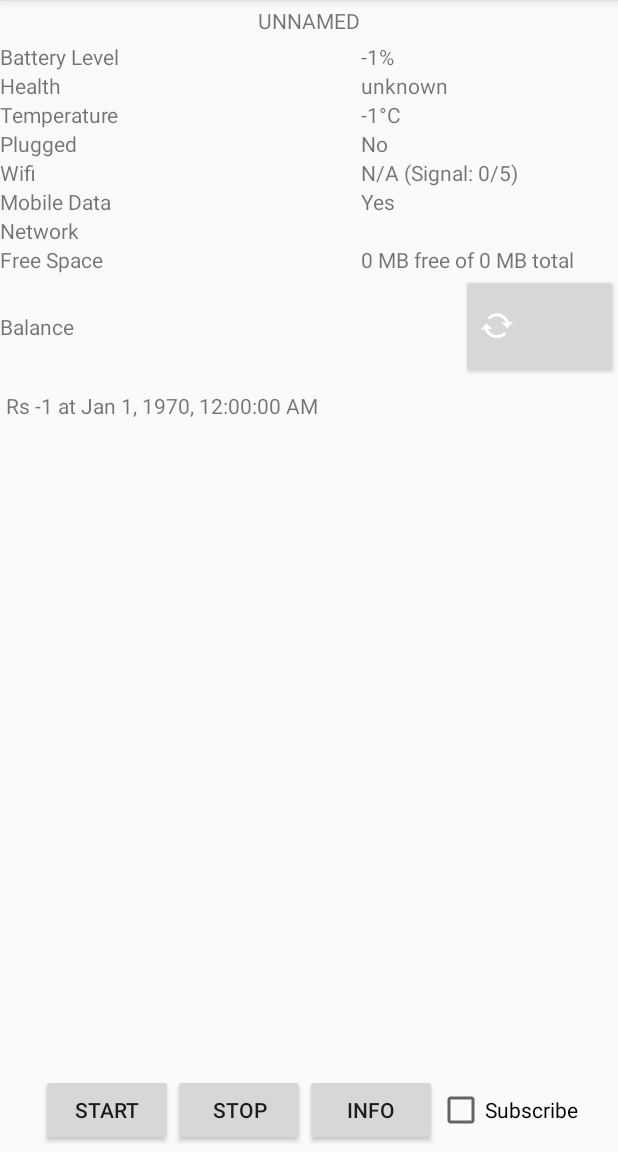
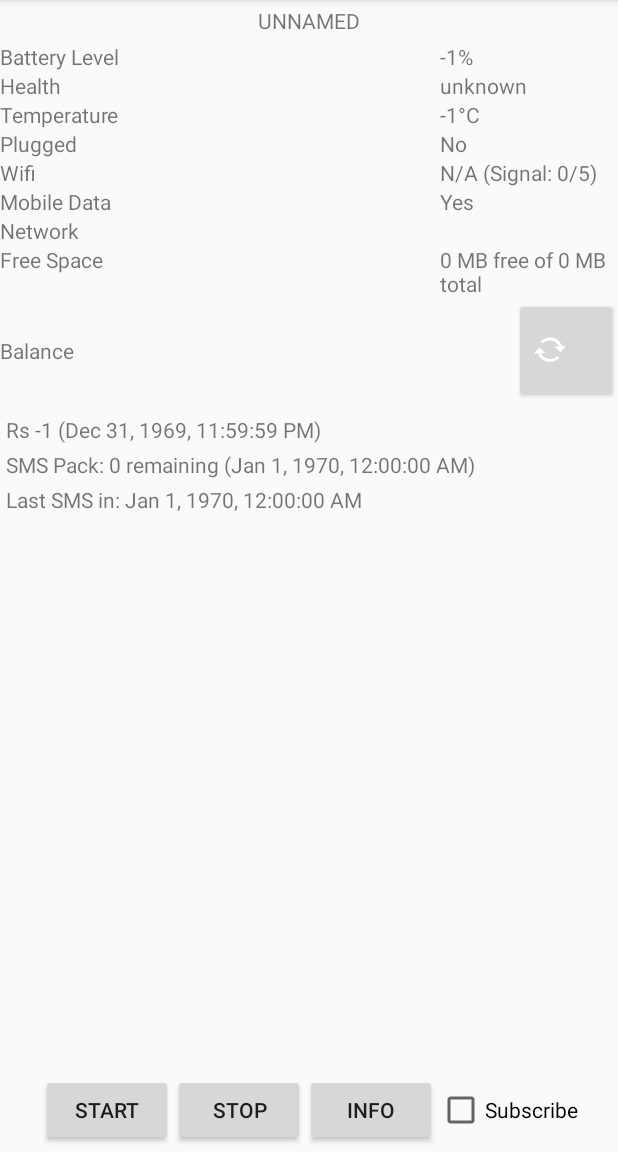
Before and after one commit to binokaryg/watchgate_android, an Android app: the screen it shows after launch (MainActivity), on a phone screen of 412 x 824 dp, the part 84-1236 px from its top. Run offline under Robolectric (Android 15) with nearby library versions, the phone set to English and light mode, and no system bars; libraries missing offline, so code that uses them is left out: io.realm; 1 statement that could not run was skipped.

Commit message:
Remove static reference to MainActivity, other updates #3

```diff
--- a/app/src/main/java/com/binokary/watchgate/MainActivity.java
+++ b/app/src/main/java/com/binokary/watchgate/MainActivity.java
@@ -55,7 +55,7 @@
     private static final String TAG = Constants.MAIN_TAG + "MainActivity";
     private static final String PREF_STATS = "gate_stats";
     private static final int SMS_PERMISSION_CODE = 0;
-    private static MainActivity mainActivityInstance;
+    //private static MainActivity mainActivityInstance;
     TextView textView;
     TextView titleView;
     ProgressBar progressBar;
@@ -65,14 +65,9 @@
     private SharedPreferences mSharedPreferences;
     private NotificationManager notificationManager;
     private NotificationCompat.Builder persistentNotificationBuilder;
+    SharedPreferences prefs;
+    SharedPreferences.OnSharedPreferenceChangeListener listener;
 
-    public static MainActivity getInstance() {
-        return mainActivityInstance;
-    }
-
-    //private StitchAppClient stitchClient;
-    //private App app;
-    //Push pushClient;
     @Override
     public boolean onCreateOptionsMenu(Menu menu) {
         MenuInflater inflater = getMenuInflater();
@@ -94,28 +89,34 @@
     @Override
     protected void onCreate(Bundle savedInstanceState) {
         super.onCreate(savedInstanceState);
-        mainActivityInstance = this;
+        //mainActivityInstance = this;
         setContentView(R.layout.activity_main);
-        textView = (TextView) findViewById(R.id.textView);
-        titleView = (TextView) findViewById(R.id.textViewTitle);
-        progressBar = (ProgressBar) findViewById(R.id.progressBar);
+        textView = findViewById(R.id.textView);
+        titleView = findViewById(R.id.textViewTitle);
+        progressBar = findViewById(R.id.progressBar);
 
-        levelView = (TextView) findViewById(R.id.textViewLevel);
-        healthView = (TextView) findViewById(R.id.textViewHealth);
-        tempView = (TextView) findViewById(R.id.textViewTemperature);
-        pluggedView = (TextView) findViewById(R.id.textViewPlugged);
-        wifiView = (TextView) findViewById(R.id.textViewWifi);
-        mobileView = (TextView) findViewById(R.id.textViewMobile);
-        networkView = (TextView) findViewById(R.id.textViewNetwork);
-        spaceView = (TextView) findViewById(R.id.textViewFreeSpace);
-        balanceView = (TextView) findViewById(R.id.textViewBalance);
+        levelView = findViewById(R.id.textViewLevel);
+        healthView = findViewById(R.id.textViewHealth);
+        tempView = findViewById(R.id.textViewTemperature);
+        pluggedView = findViewById(R.id.textViewPlugged);
+        wifiView = findViewById(R.id.textViewWifi);
+        mobileView = findViewById(R.id.textViewMobile);
+        networkView = findViewById(R.id.textViewNetwork);
+        spaceView = findViewById(R.id.textViewFreeSpace);
+        balanceView = findViewById(R.id.textViewBalance);
 
-        Button normalSMSBtn = (Button) findViewById(R.id.btn_normal_sms);
-        Button startButton = (Button) findViewById(R.id.buttonStart);
-        Button stopButton = (Button) findViewById(R.id.buttonStop);
-        Button infoButton = (Button) findViewById(R.id.buttonInfo);
+        Button normalSMSBtn = findViewById(R.id.btn_normal_sms);
+        Button startButton = findViewById(R.id.buttonStart);
+        Button stopButton = findViewById(R.id.buttonStop);
+        Button infoButton = findViewById(R.id.buttonInfo);
 
         mSharedPreferences = PreferenceManager.getDefaultSharedPreferences(this);
+        prefs = getSharedPreferences(PREF_STATS, MODE_PRIVATE);
+        listener = (sharedPreferences, key) -> {
+            StatsHelper.CheckAndUpdateStats(getApplicationContext());
+            UpdateViews();
+        };
+        prefs.registerOnSharedPreferenceChangeListener(listener);
 
         setTitle("WatchGate " + BuildConfig.VERSION_NAME);
 
@@ -161,7 +162,7 @@
         stopButton.setOnClickListener(v -> {
             Log.d(TAG, " gatewatch stopping worker");
             if (mWorkManager == null) {
-                mWorkManager = WorkManager.getInstance();
+                mWorkManager = WorkManager.getInstance(getApplicationContext());
             }
             mWorkLiveData = mWorkManager.getWorkInfosByTag(Constants.SMS_TAG);
             try {
@@ -196,7 +197,7 @@
 
 
             if (mWorkManager == null) {
-                mWorkManager = WorkManager.getInstance();
+                mWorkManager = WorkManager.getInstance(getApplicationContext());
             }
             //SMS Workers
             Log.d(TAG, "Getting workers with Tag: " + Constants.SMS_TAG + "\n");
@@ -298,7 +299,7 @@
         if (!SMSHelper.hasAllNecessaryPermissions(MainActivity.this)) {
             showRequestPermissionsInfoAlertDialog();
         }
-        progressBar = (ProgressBar) findViewById(R.id.progressBar);
+        progressBar = findViewById(R.id.progressBar);
         progressBar.setIndeterminate(true);
 
         if (android.os.Build.VERSION.SDK_INT >= 26) {
@@ -331,7 +332,6 @@
                 .setTicker("Watchgate")
                 .setContentTitle("WG" + versionName + ": " + mSharedPreferences.getString("instance_name", "unnamed").toUpperCase())
                 .setContentText(getNotificationSummaryText())
-                .setPriority(Notification.PRIORITY_MAX)
                 .setContentInfo("Info")
                 .setContentIntent(pendingIntent)
                 .setOngoing(true);
@@ -359,9 +359,17 @@
 
     @Override
     protected void onResume() {
+        super.onResume();
         StatsHelper.CheckAndUpdateStats(getApplicationContext());
         UpdateViews();
-        super.onResume();
+        prefs.registerOnSharedPreferenceChangeListener(listener);
+    }
+
+    @Override
+    protected void onPause(){
+        super.onPause();
+        prefs.unregisterOnSharedPreferenceChangeListener(listener);
+
     }
 
     @Override
@@ -476,13 +484,6 @@
     }
 
     private long totalMemory() {
-       /* long root, data, external;
-        StatFs statFs = new StatFs(Environment.getDataDirectory().getAbsolutePath());
-        data  = (statFs.getTotalBytes()/(1024*1024));
-        statFs = new StatFs(Environment.getRootDirectory().getAbsolutePath());
-        root = (statFs.getTotalBytes()/(1024*1024));
-        statFs = new StatFs(Environment.getExternalStorageDirectory().getAbsolutePath());
-        external = (statFs.getTotalBytes()/(1024*1024));*/
 
         StatFs statFs = new StatFs(Environment.getDataDirectory().getAbsolutePath());
 
@@ -490,14 +491,6 @@
     }
 
     private long freeMemory() {
-       /* long root, data, external;
-        StatFs statFs = new StatFs(Environment.getDataDirectory().getAbsolutePath());
-        data  = (statFs.getFreeBytes()/(1024*1024));
-        statFs = new StatFs(Environment.getRootDirectory().getAbsolutePath());
-        root = (statFs.getFreeBytes()/(1024*1024));
-        statFs = new StatFs(Environment.getExternalStorageDirectory().getAbsolutePath());
-        external = (statFs.getFreeBytes()/(1024*1024));*/
-
         StatFs statFs = new StatFs(Environment.getDataDirectory().getAbsolutePath());
         return (statFs.getFreeBytes() / (1024 * 1024));
     }
@@ -505,9 +498,6 @@
 
     public void UpdateViews() {
         SharedPreferences prefs = getSharedPreferences(PREF_STATS, MODE_PRIVATE);
-        Integer balance = prefs.getInt(PrefStrings.PREPAID_BALANCE, -1);
-        Integer balanceDue = prefs.getInt(PrefStrings.POSTPAID_BALANCE_DUE, -1);
-        Integer balanceCredit = prefs.getInt(PrefStrings.POSTPAID_BALANCE_CREDIT, -1);
         titleView.setText(mSharedPreferences.getString("instance_name", "unnamed").toUpperCase());
         String wifi = prefs.getString(PrefStrings.WIFI_SSID, "N/A");
         boolean data = prefs.getBoolean(PrefStrings.MOBILE_DATA, false);
@@ -518,17 +508,6 @@
         String carrier = prefs.getString(PrefStrings.MOBILE_CARRIER, "");
         //Integer mobileStrength = prefs.getInt(PrefStrings.MOBILE_STRENGTH, -1);
         int wifiStrength = prefs.getInt(PrefStrings.WIFI_STRENGTH, -1);
-        Long balanceDate = prefs.getLong(PrefStrings.BALANCE_DATE, 0);
-        boolean isPostpaid = prefs.getBoolean(PrefStrings.IS_POSTPAID, false);
-        String dateTimeString = DateFormat.getDateTimeInstance().format(balanceDate);
-        String balanceMsg;
-        if (isPostpaid) {
-            balanceMsg = String.format(Locale.US, "Due: Rs %d, Credit: Rs %d @ %s", balanceDue, balanceCredit, dateTimeString);
-        } else {
-            balanceMsg = String.format(Locale.US, "Rs %d at %s", balance, dateTimeString);
-        }
-
-        balanceView.setText(balanceMsg);
         levelView.setText(String.format(Locale.US, "%d%%", battery));
         tempView.setText(String.format(Locale.US, "%d°C", temp));
         healthView.setText(ConvHealth(health));
@@ -536,12 +515,16 @@
         wifiView.setText(String.format(Locale.US, "%s (Signal: %d/5)", wifi, wifiStrength + 1));
         mobileView.setText(data ? "Yes" : "No");
         networkView.setText(carrier);
-        //networkView.setText(carrier + " (Signal: " + (mobileStrength + 1) + "/5)");
+
+        updateBalanceInfoView(prefs);
+        updateLastSMSInView(prefs);
+        updateSMSPackView(prefs);
+
+        updateNotificationSummary(getNotificationSummaryText());
 
     }
 
     public String getNotificationSummaryText() {
-        SharedPreferences prefs = getSharedPreferences(PREF_STATS, MODE_PRIVATE);
         boolean postPaid = prefs.getBoolean(PrefStrings.IS_POSTPAID, false);
         StringBuilder summaryText = new StringBuilder();
         if (postPaid) {
@@ -566,31 +549,6 @@
         persistentNotificationBuilder.setContentText(summaryText);
         notificationManager.notify(1, persistentNotificationBuilder.build());
     }
-
-    public void updateBalanceView(final String msg) {
-        MainActivity.this.runOnUiThread(() -> {
-            TextView textV1 = findViewById(R.id.textViewBalance);
-            textV1.setText(msg);
-            progressBar.setVisibility(View.INVISIBLE);
-        });
-    }
-
-    public void updateLastSMSInView(final String msg) {
-        MainActivity.this.runOnUiThread(() -> {
-            TextView textV1 = findViewById(R.id.textViewSMSInTime);
-            textV1.setText(String.format(getString(R.string.last_sms_display), msg));
-        });
-        updateNotificationSummary(getNotificationSummaryText());
-    }
-
-    public void updateSMSPackView(final String msg) {
-        MainActivity.this.runOnUiThread(() -> {
-            TextView textV1 = findViewById(R.id.textViewSMSPack);
-            textV1.setText(String.format(getString(R.string.sms_pack_display), msg));
-        });
-        updateNotificationSummary(getNotificationSummaryText());
-    }
-
     public void toggleSubscription(View view) {
         CheckBox checkBox = (CheckBox) view;
         final String single_topic = mSharedPreferences.getString("instance_name", "none");
@@ -628,5 +586,33 @@
         }
     }
 
+    private void updateBalanceInfoView(SharedPreferences sharedPreferences) {
+        String text = SMSHelper.getBalanceMsgFromParts(
+                sharedPreferences.getBoolean(PrefStrings.IS_POSTPAID, false),
+                sharedPreferences.getInt(PrefStrings.PREPAID_BALANCE, -1),
+                sharedPreferences.getInt(PrefStrings.POSTPAID_BALANCE_DUE, -1),
+                sharedPreferences.getInt(PrefStrings.POSTPAID_BALANCE_CREDIT, -1),
+                sharedPreferences.getLong(PrefStrings.BALANCE_DATE, -1)
+        );
+        ((TextView) findViewById(R.id.textViewBalance)).setText(text);
+        updateNotificationSummary(getNotificationSummaryText());
+        progressBar.setVisibility(View.INVISIBLE);
+    }
 
+    private void updateLastSMSInView(SharedPreferences sharedPreferences) {
+        String text = String.format(
+                getString(R.string.last_sms_display),
+                DateFormat.getDateTimeInstance().format(sharedPreferences.getLong(PrefStrings.LAST_SMS_IN_DATE, 0))
+        );
+        ((TextView) findViewById(R.id.textViewSMSInTime)).setText(text);
+    }
+
+    private void updateSMSPackView(SharedPreferences sharedPreferences) {
+        String text = String.format(
+                getString(R.string.sms_pack_display),
+                sharedPreferences.getInt(PrefStrings.SMS_PACK_INFO, 0),
+                DateFormat.getDateTimeInstance().format(sharedPreferences.getLong(PrefStrings.SMS_PACK_INFO_DATE, 0))
+        );
+        ((TextView) findViewById(R.id.textViewSMSPack)).setText(text);
+    }
 }
--- a/app/src/main/java/com/binokary/watchgate/SMSHelper.java
+++ b/app/src/main/java/com/binokary/watchgate/SMSHelper.java
@@ -6,6 +6,7 @@
 import androidx.core.content.ContextCompat;
 import android.telephony.SmsManager;
 
+import java.text.DateFormat;
 import java.text.SimpleDateFormat;
 import java.util.ArrayList;
 import java.util.Date;
@@ -39,8 +40,7 @@
     }
 
     public static String getBalanceMsgFromParts(boolean isPostpaid, int balance, int balanceDue, int balanceCredit, long dateInMS) {
-        SimpleDateFormat formatter = new SimpleDateFormat("MMM d HH:mm", Locale.US);
-        String dateTimeString = formatter.format(new Date(dateInMS));
+        String dateTimeString = DateFormat.getDateTimeInstance().format(dateInMS);
         if (isPostpaid) {
             return String.format(Locale.US, "Due: Rs %d, Credit: Rs %d", balanceDue, balanceCredit, dateTimeString);
         } else {
--- a/app/src/main/res/values/strings.xml
+++ b/app/src/main/res/values/strings.xml
@@ -55,7 +55,7 @@
     <string name="pref_sms_sub_default">SMS300</string>
     <string name="country_code_default">+977</string>
     <string name="pref_all_instances_default">baglung,baitadi,bajura,banke,dadeldhura,dhading,gorkha,ilam,kailali,kanchanpur,pyuthan,rasuwa,sindhuli,sindhupalchowk,sunsari,syangja</string>
-    <string name="sms_pack_display">SMS Pack: %s</string>
+    <string name="sms_pack_display">SMS Pack: %d remaining (%s)</string>
     <string name="last_sms_display">Last SMS in: %s</string>
     <string name="pref_critical_balance_msg_slack_default"> &lt;!channel&gt; :red_circle: Balance is Rs. </string>
 </resources>
```
Also changed, not shown: app/src/main/java/com/binokary/watchgate/SMSReceiver.java (+8 -44 lines), 1 other file.
